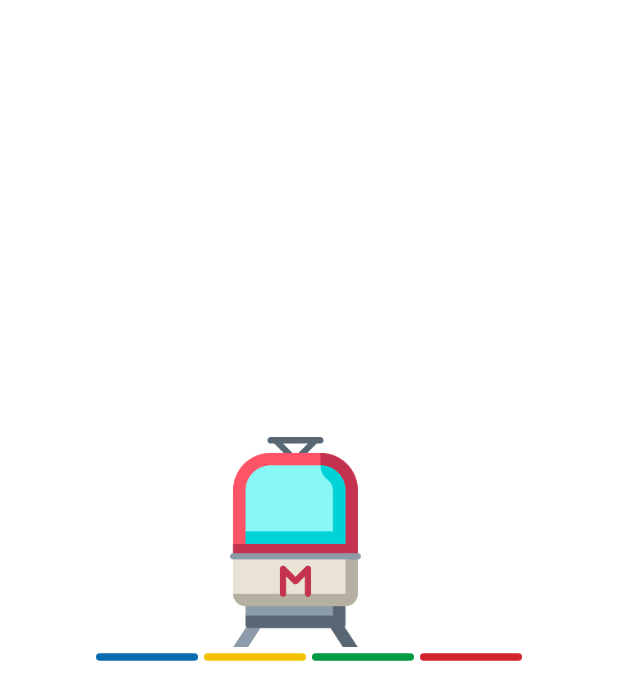
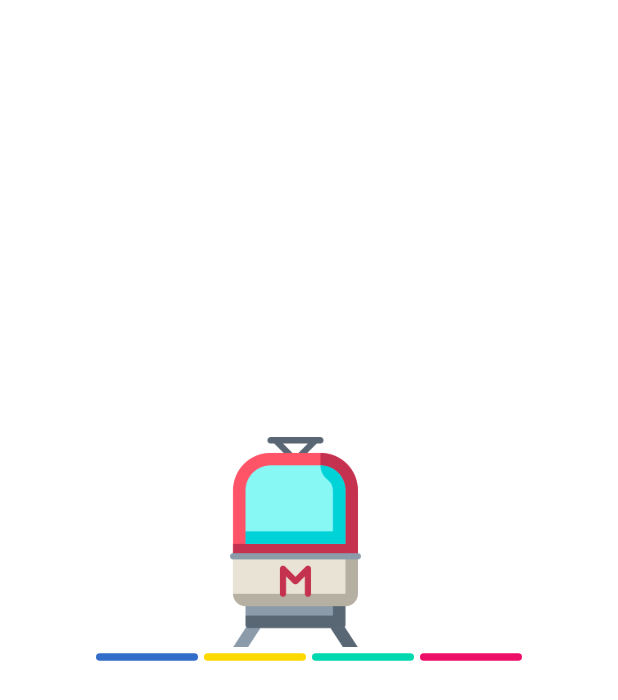
Before and after one commit to JaimeFerreira2002/meetro.lx, a Flutter app: the first screen one second after launch, on a phone screen of 412 x 824 dp. Shown: the top 700 px of the screen. Run offline on Flutter 3.47's test engine with Material 3 defaults, Android fonts, the phone set to English and light mode, and no system bars; our stand-ins replace flutter_map, geolocator, google_fonts, latlong2, shared_preferences.

Commit message:
Use the official Metro Lisboa line colours everywhere
Correct palette: Amarela #fdd900, Azul #326dc9, Verde #00d8b0,
Vermelha #ed0e69 (were approximations).

Also unifies the source of truth: track polylines were coloured from the
GeoJSON's OpenStreetMap `colour` (a third, different palette) so the drawn
lines never matched the markers — they now use lineColors, with the OSM
shade only as a fallback. Same fix on the web debug map. Star gold and the
settings-gear tint now derive from the palette instead of hardcodes.

Co-Authored-By: Claude Fable 5 <noreply@anthropic.com>

```diff
--- a/app/lib/main.dart
+++ b/app/lib/main.dart
@@ -323,7 +323,7 @@ class _MapScreenState extends State<MapScreen> {
                           padding: const EdgeInsets.all(12),
                           borderRadius: const BorderRadius.all(Radius.circular(30)),
                           child: Icon(Icons.settings_rounded,
-                              color: _settingsOpen ? const Color(0xFF0A6CB0) : _ink),
+                              color: _settingsOpen ? Color(lineColors['Azul']!) : _ink),
                         ),
                       ),
                     ],
--- a/app/lib/models.dart
+++ b/app/lib/models.dart
@@ -1,12 +1,17 @@
 /// Wire-contract models — mirror server/app/models.py.
 import 'package:latlong2/latlong.dart';
 
+/// Official Metro Lisboa line colours — the single source of truth for line
+/// colour anywhere in the app (markers, stripes, track polylines, splash).
 const lineColors = <String, int>{
-  'Amarela': 0xFFF2C200,
-  'Azul': 0xFF0A6CB0,
-  'Verde': 0xFF009A44,
-  'Vermelha': 0xFFD2222D,
+  'Amarela': 0xFFFDD900,
+  'Azul': 0xFF326DC9,
+  'Verde': 0xFF00D8B0,
+  'Vermelha': 0xFFED0E69,
 };
+
+/// Favourite-star gold (matches the yellow line). ARGB int, like [lineColors].
+const starColor = 0xFFFDD900;
 
 /// Display order for the four lines.
 const lineOrder = <String>['Azul', 'Amarela', 'Verde', 'Vermelha'];
@@ -38,9 +43,12 @@ class TrackLine {
   factory TrackLine.fromFeature(Map<String, dynamic> f) {
     final props = f['properties'] as Map<String, dynamic>;
     final coords = f['geometry']['coordinates'] as List;
+    final line = props['line'] as String? ?? '';
     return TrackLine(
-      line: props['line'] as String? ?? '',
-      color: _hexToArgb(props['colour'] as String?),
+      line: line,
+      // Prefer the official palette so track lines match the markers; the
+      // GeoJSON's `colour` is OpenStreetMap's own (different) shade.
+      color: lineColors[line] ?? _hexToArgb(props['colour'] as String?),
       // GeoJSON is [lon, lat]
       points: coords
           .map((c) => LatLng((c[1] as num).toDouble(), (c[0] as num).toDouble()))
--- a/app/lib/nearby_panel.dart
+++ b/app/lib/nearby_panel.dart
@@ -177,7 +177,7 @@ class _NearbyPanelState extends State<NearbyPanel> {
                     child: Icon(
                       fav ? Icons.star_rounded : Icons.star_outline_rounded,
                       size: 20,
-                      color: fav ? const Color(0xFFF2C200) : Colors.black26,
+                      color: fav ? const Color(starColor) : Colors.black26,
                     ),
                   ),
                 ),
--- a/app/lib/station_details.dart
+++ b/app/lib/station_details.dart
@@ -69,7 +69,7 @@ class _StationDetailsPanelState extends State<StationDetailsPanel> {
                   padding: const EdgeInsets.all(4),
                   child: Icon(
                     widget.isFavorite ? Icons.star_rounded : Icons.star_outline_rounded,
-                    color: widget.isFavorite ? const Color(0xFFF2C200) : Colors.black38,
+                    color: widget.isFavorite ? const Color(starColor) : Colors.black38,
                     size: 22,
                   ),
                 ),
```
Also changed, not shown: 1 other file.
